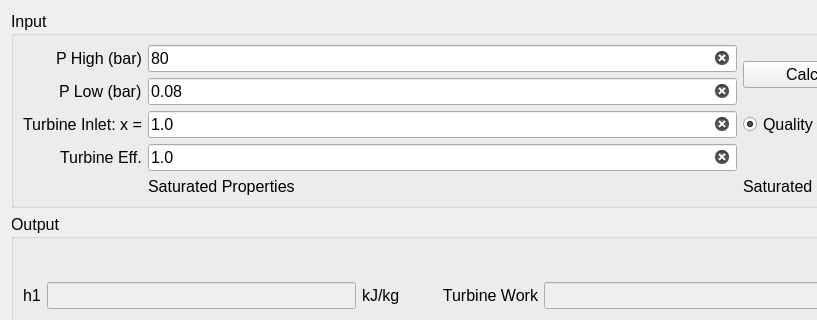
Before: the Qt Designer form Rankine_GUI.ui in KWilldive/Homework_7, drawn with Qt 5; both pictures show x 0 to 817 and y 0 to 320 of the 919 by 569 pixel window.
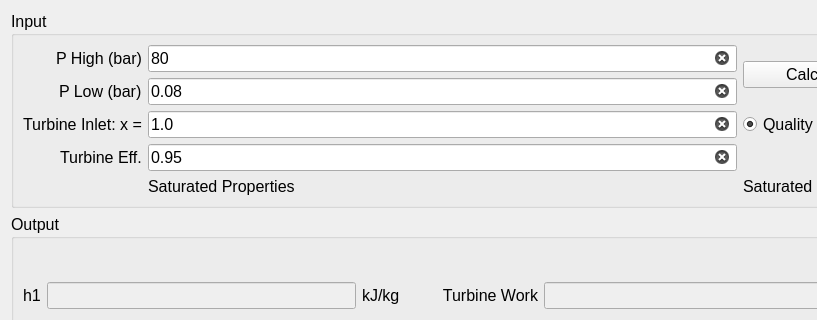
After: the same form once the commit is applied.

The edit to the form file:
```diff
--- a/Rankine_GUI.ui
+++ b/Rankine_GUI.ui
@@ -210,7 +210,7 @@
          </font>
         </property>
         <property name="text">
-         <string>1.0</string>
+         <string>0.95</string>
         </property>
         <property name="placeholderText">
          <string>turbine isentropic efficiency 0.0&lt;eta&lt;=1.0</string>
```
Left out of the diff: 48 changed lines with no effect on the pictures.
